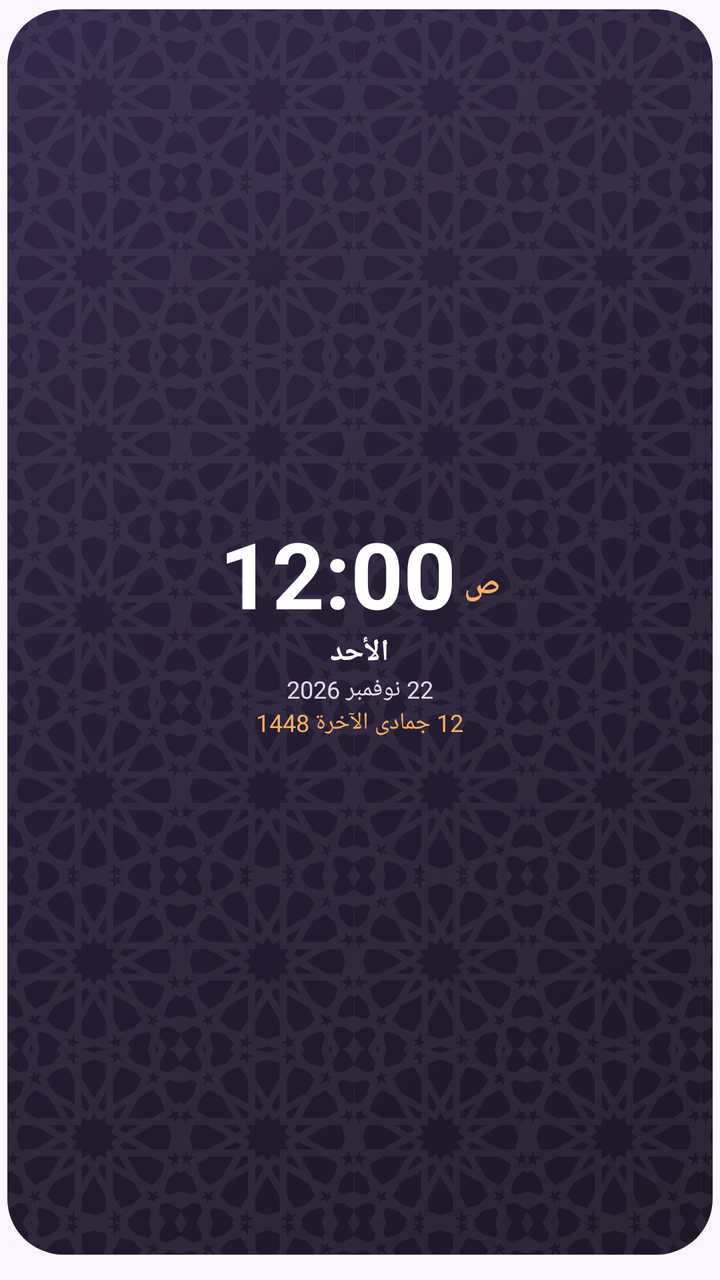
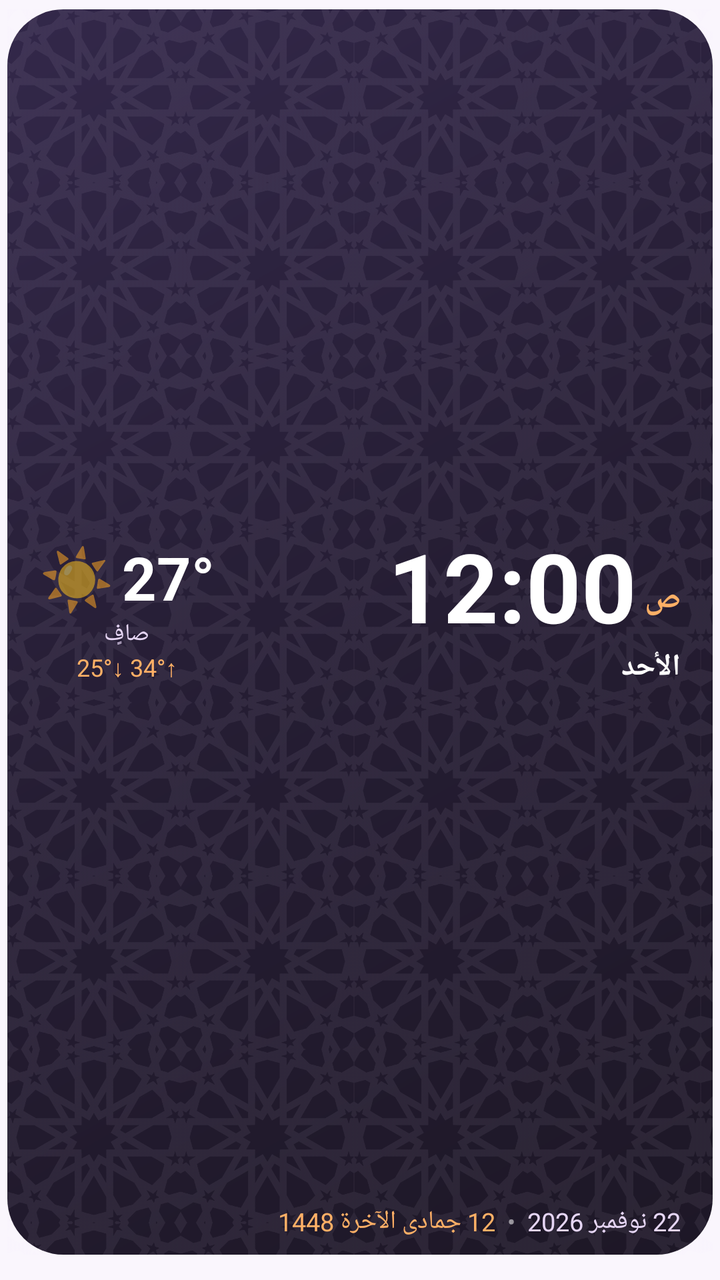

Before-and-after screenshots of an Android layout around one commit, followed by the original layout XML and the change that was made.
<!-- AndroidManifest.xml: application theme AppTheme -->
<!-- res/layout/widget_clock.xml -->
<?xml version="1.0" encoding="utf-8"?>
<FrameLayout xmlns:android="http://schemas.android.com/apk/res/android" android:id="@+id/widget_root" android:layout_width="match_parent" android:layout_height="match_parent" android:layoutDirection="rtl" android:paddingStart="3.5dp" android:paddingEnd="3.5dp" android:paddingTop="4.5dp" android:paddingBottom="12.5dp">
    <ImageView android:id="@+id/wbg" android:layout_width="match_parent" android:layout_height="match_parent" android:clipToOutline="true" android:scaleType="fitXY" android:src="@drawable/wbg_auto_2" android:contentDescription="@null" />
    <LinearLayout android:layout_width="match_parent" android:layout_height="match_parent" android:orientation="vertical" android:gravity="center" android:padding="8dp">
        <LinearLayout android:layout_width="wrap_content" android:layout_height="wrap_content" android:orientation="horizontal" android:gravity="bottom" android:layoutDirection="ltr">
            <TextClock android:id="@+id/k_time" android:layout_width="wrap_content" android:layout_height="wrap_content" android:format12Hour="h:mm" android:format24Hour="HH:mm" android:textColor="#FFFFFF" android:textSize="46dp" android:textStyle="bold" android:includeFontPadding="false" />
            <TextView android:id="@+id/k_ampm" android:layout_width="wrap_content" android:layout_height="wrap_content" android:layout_marginStart="4dp" android:layout_marginBottom="6dp" android:text="ص" android:textColor="#FFB066" android:textSize="16dp" android:textStyle="bold" />
        </LinearLayout>
        <TextView android:id="@+id/k_day" android:layout_width="wrap_content" android:layout_height="wrap_content" android:text="الأحد" android:textColor="#FFFFFF" android:textSize="15dp" android:textStyle="bold" android:maxLines="1" />
        <TextView android:id="@+id/k_greg" android:layout_width="wrap_content" android:layout_height="wrap_content" android:text="22 نوفمبر 2026" android:textColor="#E6D6F5" android:textSize="12dp" android:maxLines="1" />
        <TextView android:id="@+id/k_hijri" android:layout_width="wrap_content" android:layout_height="wrap_content" android:text="12 جمادى الآخرة 1448" android:textColor="#FFB066" android:textSize="12dp" android:maxLines="1" />
    </LinearLayout>
</FrameLayout>
<!-- resources referenced by this layout -->
<resources>
  <!-- drawable wbg_auto_2 (drawable) -->
  <?xml version="1.0" encoding="utf-8"?>
  <layer-list xmlns:android="http://schemas.android.com/apk/res/android">
      <item><shape android:shape="rectangle"><gradient android:angle="315" android:startColor="#33284A" android:centerColor="#251D33" android:endColor="#1D1726" /><corners android:radius="28dp" /></shape></item>
      <item><bitmap android:src="@drawable/wpat_night" android:tileMode="mirror" /></item>
  </layer-list>
  <style name="AppTheme" parent="@android:style/Theme.Material.Light.NoActionBar">
          <item name="android:windowBackground">@color/bg</item>
          <item name="android:statusBarColor">@color/bg</item>
          <item name="android:navigationBarColor">@color/bg</item>
          <item name="android:colorAccent">@color/orange</item>
          <item name="android:colorPrimary">@color/purple</item>
      </style>
  <!-- drawable wpat_night: png bitmap (drawable-nodpi, 44057 bytes) -->
  <color name="bg">#FAF6FD</color>
  <color name="orange">#F28A32</color>
  <color name="purple">#7137A8</color>
</resources>

<!-- the commit's change to res/layout/widget_clock.xml (unified diff, before → after) -->
@@ -1,13 +1,28 @@
 <?xml version="1.0" encoding="utf-8"?>
 <FrameLayout xmlns:android="http://schemas.android.com/apk/res/android" android:id="@+id/widget_root" android:layout_width="match_parent" android:layout_height="match_parent" android:layoutDirection="rtl" android:paddingStart="3.5dp" android:paddingEnd="3.5dp" android:paddingTop="4.5dp" android:paddingBottom="12.5dp">
     <ImageView android:id="@+id/wbg" android:layout_width="match_parent" android:layout_height="match_parent" android:clipToOutline="true" android:scaleType="fitXY" android:src="@drawable/wbg_auto_2" android:contentDescription="@null" />
-    <LinearLayout android:layout_width="match_parent" android:layout_height="match_parent" android:orientation="vertical" android:gravity="center" android:padding="8dp">
-        <LinearLayout android:layout_width="wrap_content" android:layout_height="wrap_content" android:orientation="horizontal" android:gravity="bottom" android:layoutDirection="ltr">
-            <TextClock android:id="@+id/k_time" android:layout_width="wrap_content" android:layout_height="wrap_content" android:format12Hour="h:mm" android:format24Hour="HH:mm" android:textColor="#FFFFFF" android:textSize="46dp" android:textStyle="bold" android:includeFontPadding="false" />
-            <TextView android:id="@+id/k_ampm" android:layout_width="wrap_content" android:layout_height="wrap_content" android:layout_marginStart="4dp" android:layout_marginBottom="6dp" android:text="ص" android:textColor="#FFB066" android:textSize="16dp" android:textStyle="bold" />
+    <LinearLayout android:layout_width="match_parent" android:layout_height="match_parent" android:orientation="vertical" android:gravity="center_vertical" android:paddingStart="16dp" android:paddingEnd="16dp" android:paddingTop="8dp" android:paddingBottom="8dp">
+        <LinearLayout android:layout_width="match_parent" android:layout_height="0dp" android:layout_weight="1" android:orientation="horizontal" android:gravity="center_vertical">
+            <LinearLayout android:layout_width="0dp" android:layout_height="wrap_content" android:layout_weight="1" android:orientation="vertical">
+                <LinearLayout android:layout_width="wrap_content" android:layout_height="wrap_content" android:orientation="horizontal" android:gravity="bottom" android:layoutDirection="ltr">
+                    <TextClock android:id="@+id/k_time" android:layout_width="wrap_content" android:layout_height="wrap_content" android:format12Hour="h:mm" android:format24Hour="HH:mm" android:textColor="#FFFFFF" android:textSize="48dp" android:textStyle="bold" android:includeFontPadding="false" android:maxLines="1" />
+                    <TextView android:id="@+id/k_ampm" android:layout_width="wrap_content" android:layout_height="wrap_content" android:layout_marginStart="4dp" android:layout_marginBottom="6dp" android:text="ص" android:textColor="#FFB066" android:textSize="16dp" android:textStyle="bold" />
+                </LinearLayout>
+                <TextView android:id="@+id/k_day" android:layout_width="wrap_content" android:layout_height="wrap_content" android:text="الأحد" android:textColor="#FFFFFF" android:textSize="15dp" android:textStyle="bold" android:maxLines="1" />
+            </LinearLayout>
+            <LinearLayout android:id="@+id/k_wx" android:layout_width="wrap_content" android:layout_height="wrap_content" android:orientation="vertical" android:gravity="center">
+                <LinearLayout android:layout_width="wrap_content" android:layout_height="wrap_content" android:orientation="horizontal" android:gravity="center_vertical" android:layoutDirection="ltr">
+                    <TextView android:id="@+id/k_wicon" android:layout_width="wrap_content" android:layout_height="wrap_content" android:text="☀️" android:textSize="30dp" />
+                    <TextView android:id="@+id/k_temp" android:layout_width="wrap_content" android:layout_height="wrap_content" android:layout_marginStart="4dp" android:text="27°" android:textColor="#FFFFFF" android:textSize="30dp" android:textStyle="bold" android:maxLines="1" />
+                </LinearLayout>
+                <TextView android:id="@+id/k_wdesc" android:layout_width="wrap_content" android:layout_height="wrap_content" android:text="صافٍ" android:textColor="#E6D6F5" android:textSize="12dp" android:maxLines="1" />
+                <TextView android:id="@+id/k_hl" android:layout_width="wrap_content" android:layout_height="wrap_content" android:text="↑34° ↓25°" android:textColor="#FFB066" android:textSize="12dp" android:maxLines="1" />
+            </LinearLayout>
         </LinearLayout>
-        <TextView android:id="@+id/k_day" android:layout_width="wrap_content" android:layout_height="wrap_content" android:text="الأحد" android:textColor="#FFFFFF" android:textSize="15dp" android:textStyle="bold" android:maxLines="1" />
-        <TextView android:id="@+id/k_greg" android:layout_width="wrap_content" android:layout_height="wrap_content" android:text="22 نوفمبر 2026" android:textColor="#E6D6F5" android:textSize="12dp" android:maxLines="1" />
-        <TextView android:id="@+id/k_hijri" android:layout_width="wrap_content" android:layout_height="wrap_content" android:text="12 جمادى الآخرة 1448" android:textColor="#FFB066" android:textSize="12dp" android:maxLines="1" />
+        <LinearLayout android:layout_width="match_parent" android:layout_height="wrap_content" android:layout_marginTop="4dp" android:orientation="horizontal" android:gravity="center_vertical">
+            <TextView android:id="@+id/k_greg" android:layout_width="wrap_content" android:layout_height="wrap_content" android:text="22 نوفمبر 2026" android:textColor="#E6D6F5" android:textSize="12.5dp" android:maxLines="1" />
+            <TextView android:layout_width="wrap_content" android:layout_height="wrap_content" android:layout_marginStart="6dp" android:layout_marginEnd="6dp" android:text="•" android:textColor="#88FFFFFF" android:textSize="12dp" />
+            <TextView android:id="@+id/k_hijri" android:layout_width="0dp" android:layout_height="wrap_content" android:layout_weight="1" android:text="12 جمادى الآخرة 1448" android:textColor="#FFB066" android:textSize="12.5dp" android:maxLines="1" android:ellipsize="end" />
+        </LinearLayout>
     </LinearLayout>
 </FrameLayout>
